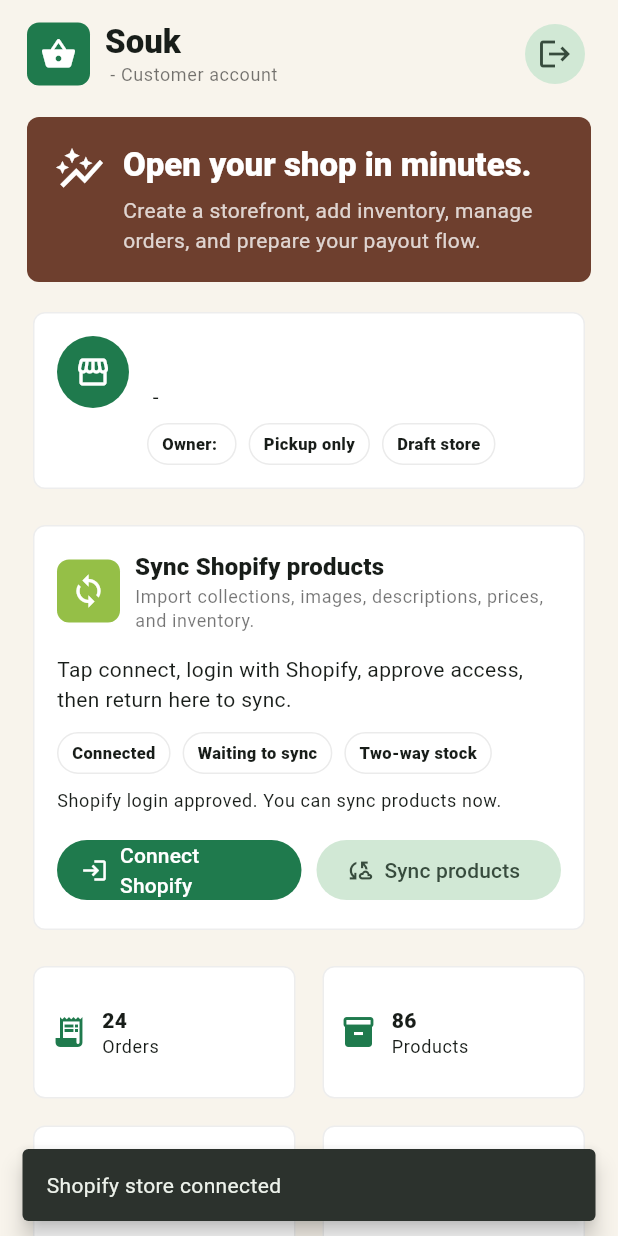
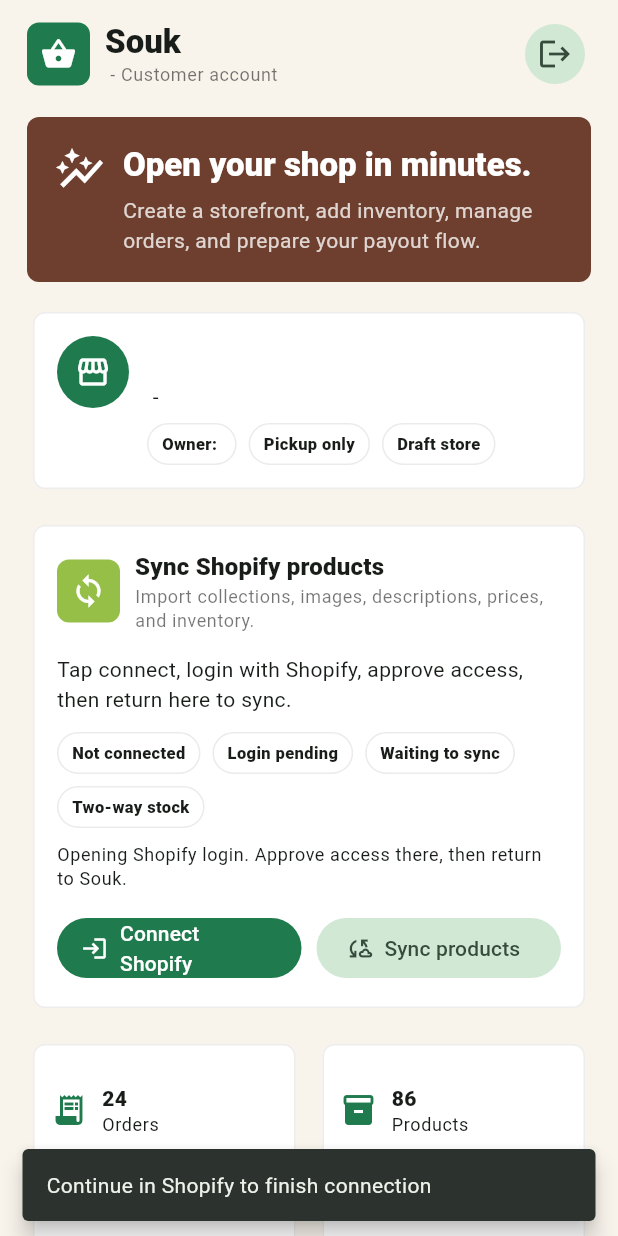
Before and after one commit to chrisccostantine/souk_app, a Flutter app: the SellerAppShell screen opened directly with empty values, after a tap on "Connect Shopify", on a phone screen of 412 x 824 dp. Run offline on Flutter 3.47's test engine with Material 3 defaults, Android fonts, the light colour scheme and no system bars.

Commit message:
Make Shopify connect state honest

```diff
--- a/lib/main.dart
+++ b/lib/main.dart
@@ -868,6 +868,7 @@
   final _productPrice = TextEditingController();
   final _productStock = TextEditingController(text: '12');
   bool _shopifyConnected = false;
+  bool _shopifyPending = false;
   bool _shopifySynced = false;
   String? _shopifyMessage;
 
@@ -897,13 +898,13 @@
 
   void _connectShopify() {
     setState(() {
-      _shopifyConnected = true;
+      _shopifyPending = true;
       _shopifySynced = false;
-      _shopifyMessage = 'Shopify login approved. You can sync products now.';
+      _shopifyMessage = 'Opening Shopify login. Approve access there, then return to Souk.';
     });
     ScaffoldMessenger.of(context).showSnackBar(
       const SnackBar(
-        content: Text('Shopify store connected'),
+        content: Text('Continue in Shopify to finish connection'),
         behavior: SnackBarBehavior.floating,
       ),
     );
@@ -951,6 +952,7 @@
         const SizedBox(height: 16),
         ShopifySyncCard(
           connected: _shopifyConnected,
+          pending: _shopifyPending,
           synced: _shopifySynced,
           message: _shopifyMessage,
           onConnect: _connectShopify,
@@ -1983,6 +1985,7 @@
   const ShopifySyncCard({
     super.key,
     required this.connected,
+    required this.pending,
     required this.synced,
     required this.message,
     required this.onConnect,
@@ -1990,6 +1993,7 @@
   });
 
   final bool connected;
+  final bool pending;
   final bool synced;
   final String? message;
   final VoidCallback onConnect;
@@ -2045,6 +2049,7 @@
                 runSpacing: 8,
                 children: [
                   Tag(label: connected ? 'Connected' : 'Not connected'),
+                  if (pending && !connected) const Tag(label: 'Login pending'),
                   Tag(label: synced ? 'Inventory synced' : 'Waiting to sync'),
                   const Tag(label: 'Two-way stock'),
                 ],
```
Also changed, not shown: 1 other file.
